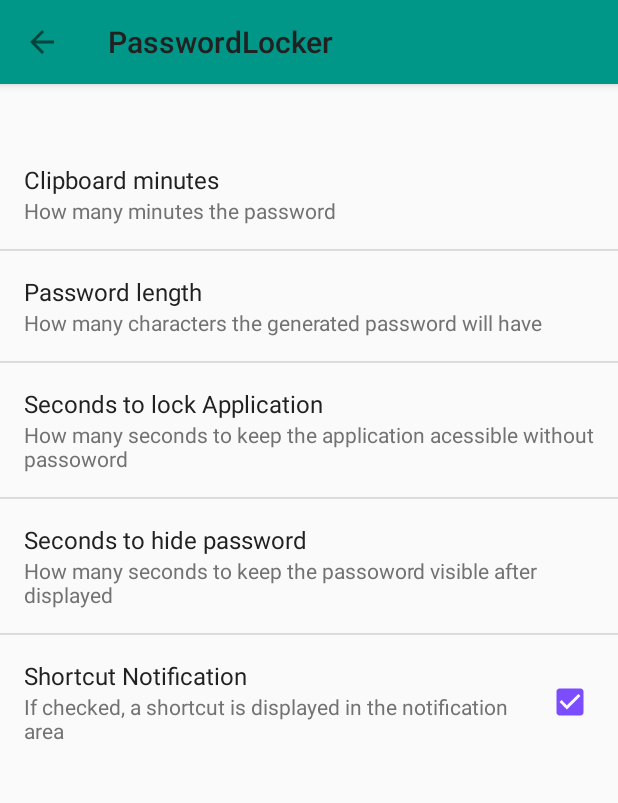
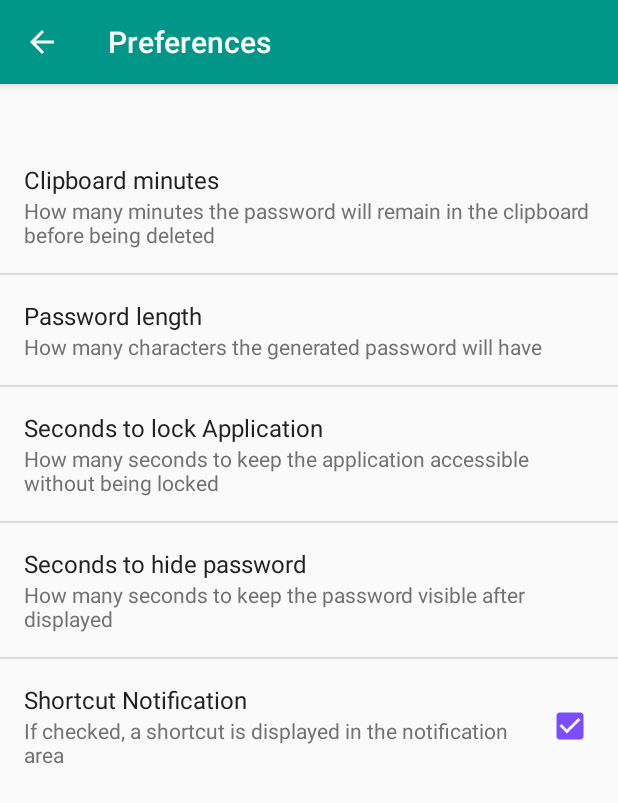
Before and after one commit to marcosbmariano/PasswordLocker, an Android app: the MyPreferenceActivity screen opened directly, with no data from a screen before it, on a phone screen of 412 x 824 dp. Shown: the top 803 px of the screen. Run offline under Robolectric (Android 15) with nearby library versions, the phone set to English and light mode, and no system bars.

```diff
--- a/app/src/main/java/com/example/mark/passwordlocker/activities/MyPreferenceActivity.java
+++ b/app/src/main/java/com/example/mark/passwordlocker/activities/MyPreferenceActivity.java
@@ -1,7 +1,6 @@
 package com.example.mark.passwordlocker.activities;
 
 import android.content.Intent;
-import android.preference.PreferenceActivity;
 import android.preference.PreferenceFragment;
 import android.os.Bundle;
 import android.support.v7.app.AppCompatActivity;
@@ -10,8 +9,6 @@ import android.view.Menu;
 import com.example.mark.passwordlocker.R;
 import com.example.mark.passwordlocker.helpers.ApplicationPreferences;
 import com.example.mark.passwordlocker.helpers.ApplicationState;
-import com.example.mark.passwordlocker.services.MyService;
-
 
 
 public class MyPreferenceActivity extends AppCompatActivity
--- a/app/src/main/res/layout/app_bar.xml
+++ b/app/src/main/res/layout/app_bar.xml
@@ -5,7 +5,8 @@
     android:layout_height="wrap_content"
     android:layout_width="match_parent"
     android:theme="@style/AppTheme.AppBarOverlay">
-<android.support.v7.widget.Toolbar xmlns:android="http://schemas.android.com/apk/res/android"
+<android.support.v7.widget.Toolbar
+    xmlns:android="http://schemas.android.com/apk/res/android"
     android:orientation="vertical"
     android:layout_width="match_parent"
     android:layout_height="?attr/actionBarSize"
--- a/app/src/main/res/layout/app_enter_pass_frag.xml
+++ b/app/src/main/res/layout/app_enter_pass_frag.xml
@@ -11,7 +11,9 @@
         android:layout_alignParentTop="true"
         android:layout_centerHorizontal="true"
         android:layout_marginTop="215dp"
-        android:hint="@string/confirm_password_hint"/>
+        android:hint="@string/enter_password_hint"
+        android:autoText="false"
+        android:gravity="center" />
 
     <Button
         android:layout_width="wrap_content"
--- a/app/src/main/res/layout/content_second.xml
+++ b/app/src/main/res/layout/content_second.xml
@@ -4,10 +4,7 @@
     xmlns:tools="http://schemas.android.com/tools"
     android:layout_width="match_parent"
     android:layout_height="match_parent"
-    android:paddingBottom="@dimen/activity_vertical_margin"
-    android:paddingLeft="@dimen/activity_horizontal_margin"
-    android:paddingRight="@dimen/activity_horizontal_margin"
-    android:paddingTop="@dimen/activity_vertical_margin"
+
     app:layout_behavior="@string/appbar_scrolling_view_behavior"
     tools:context="com.example.mark.passwordlocker.activities.SecondActivity"
     tools:showIn="@layout/second_activity">
--- a/app/src/main/res/layout/main_activity.xml
+++ b/app/src/main/res/layout/main_activity.xml
@@ -1,6 +1,5 @@
 <?xml version="1.0" encoding="utf-8"?>
 <RelativeLayout xmlns:android="http://schemas.android.com/apk/res/android"
-    xmlns:app="http://schemas.android.com/apk/res-auto"
     xmlns:tools="http://schemas.android.com/tools"
     android:layout_width="match_parent"
     android:layout_height="match_parent"
@@ -13,8 +12,9 @@
         android:layout_width="wrap_content"
         android:layout_height="wrap_content"
         android:layout_centerHorizontal="true"
+        android:paddingLeft="72dp"
+        android:paddingRight="72dp"
         android:layoutMode="clipBounds"
-
         />
 
 </RelativeLayout>
--- a/app/src/main/res/layout/preferences_layout.xml
+++ b/app/src/main/res/layout/preferences_layout.xml
@@ -1,8 +1,15 @@
 <?xml version="1.0" encoding="utf-8"?>
-<LinearLayout xmlns:android="http://schemas.android.com/apk/res/android"
+<LinearLayout
+    xmlns:android="http://schemas.android.com/apk/res/android"
+    xmlns:tools="http://schemas.android.com/tools"
+    xmlns:app="http://schemas.android.com/apk/res-auto"
     android:orientation="vertical"
     android:layout_width="match_parent"
-    android:layout_height="match_parent" >
+    android:layout_height="match_parent"
+    android:fitsSystemWindows="true"
+    tools:ignore="MergeRootFrame"
+    tools:context=".activities.MyPreferenceActivity">
+
     <android.support.design.widget.AppBarLayout
         android:layout_height="wrap_content"
         android:layout_width="match_parent"
@@ -12,18 +19,12 @@
             android:layout_width="match_parent"
             android:layout_height="?attr/actionBarSize"
             android:background="?attr/colorPrimary"
-            android:theme="@style/CustomToolBarTheme"/>
+            app:popupTheme="@style/CustomToolBarTheme" />
     </android.support.design.widget.AppBarLayout>
-    <ListView
-        android:layout_width="match_parent"
-        android:layout_height="wrap_content"
-        android:id="@id/android:list"
-        >
-    </ListView>
+
 
     <FrameLayout
         android:id="@+id/preference_container"
         android:layout_width="wrap_content"
-        android:layout_height="wrap_content"
-        android:layout_gravity="center_horizontal"></FrameLayout>
+        android:layout_height="wrap_content"></FrameLayout>
 </LinearLayout>
--- a/app/src/main/res/layout/recycler_view_layout.xml
+++ b/app/src/main/res/layout/recycler_view_layout.xml
@@ -1,6 +1,7 @@
 <?xml version="1.0" encoding="utf-8"?>
 <RelativeLayout xmlns:android="http://schemas.android.com/apk/res/android"
     android:orientation="vertical"
+    android:id="@+id/rv_main_layout"
     android:layout_width="match_parent"
     android:layout_height="match_parent">
     <android.support.v7.widget.RecyclerView
--- a/app/src/main/res/values/strings.xml
+++ b/app/src/main/res/values/strings.xml
@@ -18,6 +18,7 @@
     <string name="save">Save</string>
     <string name="back">Back</string>
     <string name="label">LabelLabel</string>
+    <string name="preferences_activity_label">Preferences</string>
 
     <!--password labels -->
     <string name="invalid">Invalid</string>
--- a/app/src/main/res/xml/preferences.xml
+++ b/app/src/main/res/xml/preferences.xml
@@ -7,7 +7,7 @@
         <ListPreference
             android:key="@string/preferences_clipboard_seconds_key"
             android:title="Clipboard minutes"
-            android:summary="How many minutes the password"
+            android:summary="How many minutes the password will remain in the clipboard before being deleted"
             android:defaultValue="60"
             android:id="@+id/LPClipBoardSeconds"
             android:entries="@array/clipboard_minutes_entries"
@@ -18,7 +18,7 @@
             android:key="@string/pref_password_length_key"
             android:title="Password length"
             android:summary="How many characters the generated password will have"
-            android:defaultValue="10"
+            android:defaultValue="12"
             android:entries="@array/pref_password_length_entries"
             android:entryValues="@array/pref_password_length_values"
 
@@ -26,23 +26,19 @@
         <ListPreference
             android:key="@string/pref_time_to_lock_key"
             android:title="Seconds to lock Application"
-            android:summary="How many seconds to keep the application acessible without passoword"
+            android:summary="How many seconds to keep the application accessible without being locked"
             android:defaultValue="60"
             android:entries="@array/app_unlocked_minutes_entries"
             android:entryValues="@array/app_unlocked_seconds_values"
-
-
             />
 
         <ListPreference
             android:key="@string/pref_time_to_hide_Key"
             android:title="Seconds to hide password"
-            android:summary="How many seconds to keep the passoword visible after displayed"
-            android:defaultValue="60"
+            android:summary="How many seconds to keep the password visible after displayed"
+            android:defaultValue="30"
             android:entries="@array/password_visible_time_entries"
             android:entryValues="@array/password_visible_seconds_values"
-
-
             />
 
         <CheckBoxPreference
@@ -50,8 +46,7 @@
             android:title="@string/shortcut_notification"
             android:summary="@string/shortcut_notification_text"
             android:defaultValue="true"
-            android:checked="true"
-            >
+            android:checked="true" >
         </CheckBoxPreference>
 
     </PreferenceCategory>
```
Also changed, not shown: app/src/main/AndroidManifest.xml (+4 -5 lines), app/src/main/java/com/example/mark/passwordlocker/activities/SecondActivity.java (+1 -11 lines), app/src/main/java/com/example/mark/passwordlocker/adapters/AccountsAdapter.java (+34 -0 lines), app/src/main/res/layout/account_item_recycler_view.xml (+55 -37 lines), app/src/main/res/layout/dialog_title.xml (deleted, +0 -7 lines).
